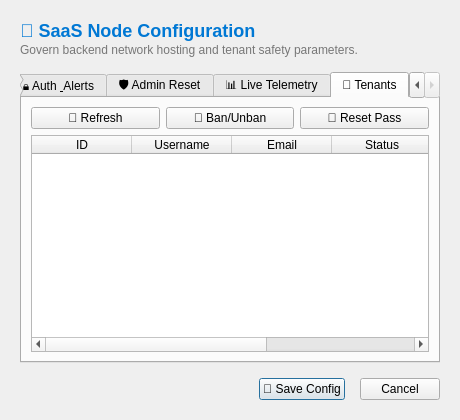
Arean82/llm_chat_app, file ui_designer/saas_settings.ui: the form before one commit.
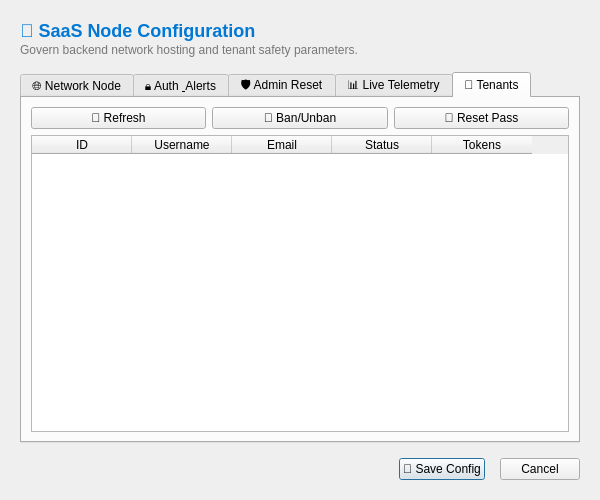
The form after the commit.

```diff
--- a/ui_designer/saas_settings.ui
+++ b/ui_designer/saas_settings.ui
@@ -6,8 +6,8 @@
    <rect>
     <x>0</x>
     <y>0</y>
-    <width>460</width>
-    <height>420</height>
+    <width>600</width>
+    <height>500</height>
    </rect>
   </property>
   <property name="windowTitle">
```
